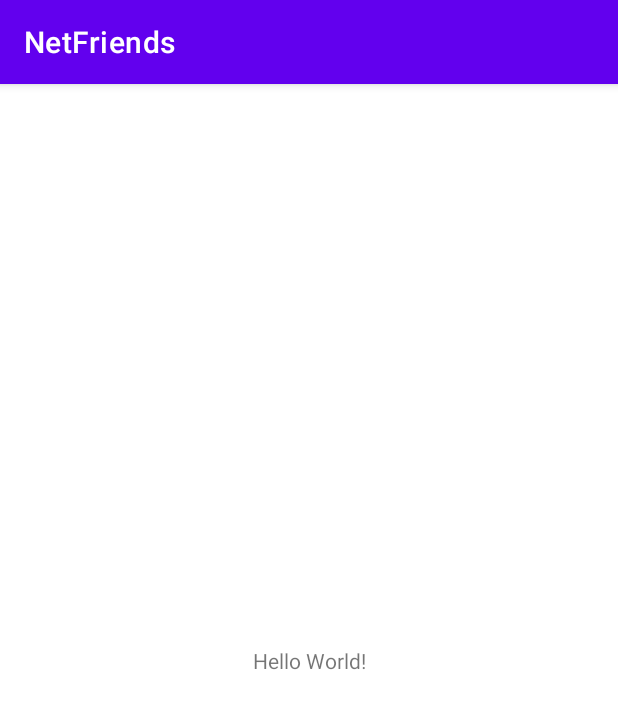
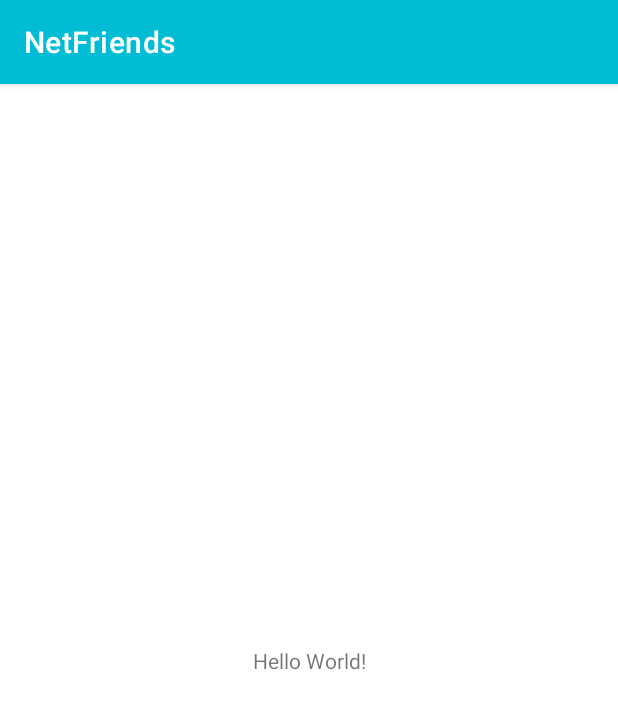
Before and after one commit to rajila/NetFriends, an Android app: the screen it shows after launch (MainActivity), on a phone screen of 412 x 824 dp. Shown: the top 709 px of the screen. Run offline under Robolectric (Android 15) with nearby library versions, the phone set to English and light mode, and no system bars.

Commit message:
Changes colors.xml

```diff
--- a/app/src/main/res/values-night/themes.xml
+++ b/app/src/main/res/values-night/themes.xml
@@ -2,11 +2,11 @@
     <!-- Base application theme. -->
     <style name="Theme.NetFriends" parent="Theme.MaterialComponents.DayNight.DarkActionBar">
         <!-- Primary brand color. -->
-        <item name="colorPrimary">@color/purple_200</item>
-        <item name="colorPrimaryVariant">@color/purple_700</item>
+        <item name="colorPrimary">@color/colorPrimary</item>
+        <item name="colorPrimaryVariant">@color/colorPrimaryDark</item>
         <item name="colorOnPrimary">@color/black</item>
         <!-- Secondary brand color. -->
-        <item name="colorSecondary">@color/teal_200</item>
+        <item name="colorSecondary">@color/colorAccent</item>
         <item name="colorSecondaryVariant">@color/teal_200</item>
         <item name="colorOnSecondary">@color/black</item>
         <!-- Status bar color. -->
--- a/app/src/main/res/values/colors.xml
+++ b/app/src/main/res/values/colors.xml
@@ -7,4 +7,9 @@
     <color name="teal_700">#FF018786</color>
     <color name="black">#FF000000</color>
     <color name="white">#FFFFFFFF</color>
+
+    <!-- Custom colors app -->
+    <color name="colorPrimary">#00BCD4</color>
+    <color name="colorPrimaryDark">#0097A7</color>
+    <color name="colorAccent">#795548</color>
 </resources>
--- a/app/src/main/res/values/themes.xml
+++ b/app/src/main/res/values/themes.xml
@@ -2,11 +2,11 @@
     <!-- Base application theme. -->
     <style name="Theme.NetFriends" parent="Theme.MaterialComponents.DayNight.DarkActionBar">
         <!-- Primary brand color. -->
-        <item name="colorPrimary">@color/purple_500</item>
-        <item name="colorPrimaryVariant">@color/purple_700</item>
+        <item name="colorPrimary">@color/colorPrimary</item>
+        <item name="colorPrimaryVariant">@color/colorPrimaryDark</item>
         <item name="colorOnPrimary">@color/white</item>
         <!-- Secondary brand color. -->
-        <item name="colorSecondary">@color/teal_200</item>
+        <item name="colorSecondary">@color/colorAccent</item>
         <item name="colorSecondaryVariant">@color/teal_700</item>
         <item name="colorOnSecondary">@color/black</item>
         <!-- Status bar color. -->
```
